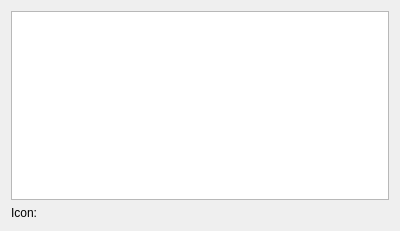
Above: src/ui/keyboardkeyiconpage.ui from hippich/recorditnow before the change. Below: the same form after it.
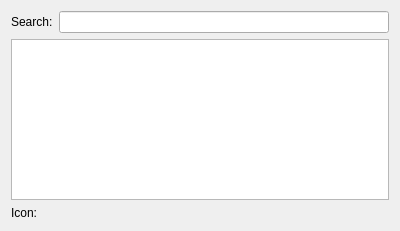
That is the form after the change. Custom widgets are drawn as their Qt base class.

Commit message: search line

```diff
--- a/src/ui/keyboardkeyiconpage.ui
+++ b/src/ui/keyboardkeyiconpage.ui
@@ -14,14 +14,14 @@
    <string>WizardPage</string>
   </property>
   <layout class="QFormLayout" name="formLayout">
-   <item row="1" column="0">
+   <item row="2" column="0">
     <widget class="QLabel" name="label">
      <property name="text">
       <string>Icon:</string>
      </property>
     </widget>
    </item>
-   <item row="0" column="0" colspan="2">
+   <item row="1" column="0" colspan="2">
     <widget class="KListWidget" name="iconList">
      <property name="editTriggers">
       <set>QAbstractItemView::NoEditTriggers</set>
@@ -40,9 +40,23 @@
      </property>
     </widget>
    </item>
-   <item row="1" column="1">
+   <item row="2" column="1">
     <widget class="KUrlRequester" name="iconEdit"/>
    </item>
+   <item row="0" column="1">
+    <widget class="KListWidgetSearchLine" name="searchLine">
+     <property name="enabled">
+      <bool>true</bool>
+     </property>
+    </widget>
+   </item>
+   <item row="0" column="0">
+    <widget class="QLabel" name="label_2">
+     <property name="text">
+      <string>Search:</string>
+     </property>
+    </widget>
+   </item>
   </layout>
  </widget>
  <customwidgets>
@@ -56,6 +70,16 @@
    <extends>QListWidget</extends>
    <header>klistwidget.h</header>
   </customwidget>
+  <customwidget>
+   <class>KLineEdit</class>
+   <extends>QLineEdit</extends>
+   <header>klineedit.h</header>
+  </customwidget>
+  <customwidget>
+   <class>KListWidgetSearchLine</class>
+   <extends>KLineEdit</extends>
+   <header>klistwidgetsearchline.h</header>
+  </customwidget>
  </customwidgets>
  <resources/>
  <connections/>
```
The commit also changes 1 other file.
